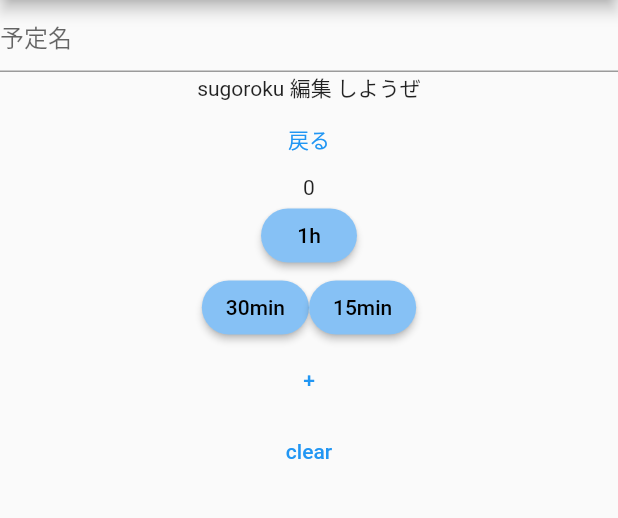
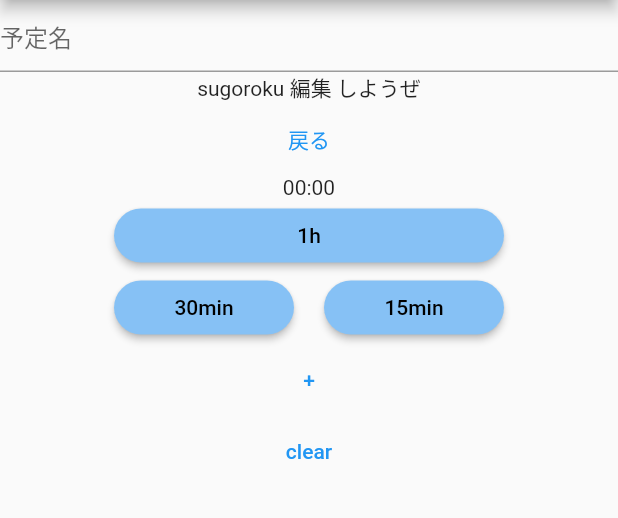
Before and after one commit to sakiso/daily_sugoroku_client, a Flutter app: the SugorokuEditPage screen opened by its route, on a phone screen of 412 x 824 dp, the part 84-602 px from its top. Run offline on Flutter 3.47's test engine with Material 2 defaults, Android fonts, the light colour scheme and no system bars; our stand-ins replace flutter_riverpod, flutter_secure_storage; accounts and stored records are empty.

Commit message:
hh:mm表示化+ボタン調整

```diff
--- a/lib/pages/sugoroku_edit/components/time_picker.dart
+++ b/lib/pages/sugoroku_edit/components/time_picker.dart
@@ -13,17 +13,18 @@ class TimePicker extends ConsumerWidget {
   Widget build(BuildContext context, WidgetRef ref) {
     int _requiredTime = ref.watch(_requiredTimeProvider);
 
-    return Column(
+    return SizedBox(
+      width: 260,
+      child: Column(
         children: [
-        // todo: hh:mm形式にする
-        Text("$_requiredTime"),
-        // todo: 1hボタンの横幅長くしたい
+          Text(_formattedRequiredTime(_requiredTime)),
           ElevatedButton(
             child: const Text('1h'),
             style: ElevatedButton.styleFrom(
               primary: Constants.lightBlue,
               onPrimary: Colors.black,
               shape: const StadiumBorder(),
+              fixedSize: const Size.fromWidth(double.maxFinite),
             ),
             onPressed: () {
               _addMinutes(ref, 60);
@@ -32,7 +33,8 @@ class TimePicker extends ConsumerWidget {
           Row(
             mainAxisAlignment: MainAxisAlignment.center,
             children: [
-            ElevatedButton(
+              Expanded(
+                child: ElevatedButton(
                   child: const Text('30min'),
                   style: ElevatedButton.styleFrom(
                     primary: Constants.lightBlue,
@@ -43,8 +45,12 @@ class TimePicker extends ConsumerWidget {
                     _addMinutes(ref, 30);
                   },
                 ),
-            // todo: 1hボタンの幅に連動するようにスペース上けたい
-            ElevatedButton(
+              ),
+              const SizedBox(
+                width: 20,
+              ),
+              Expanded(
+                child: ElevatedButton(
                   child: const Text('15min'),
                   style: ElevatedButton.styleFrom(
                     primary: Constants.lightBlue,
@@ -54,6 +60,7 @@ class TimePicker extends ConsumerWidget {
                   onPressed: () {
                     _addMinutes(ref, 15);
                   },
+                ),
               ),
             ],
           ),
@@ -69,6 +76,7 @@ class TimePicker extends ConsumerWidget {
               },
               child: const Text('clear'))
         ],
+      ),
     );
   }
 
@@ -80,4 +88,11 @@ class TimePicker extends ConsumerWidget {
   void _clearMinutes(WidgetRef ref) {
     ref.read(_requiredTimeProvider.notifier).state = 0;
   }
+
+  String _formattedRequiredTime(int minutes) {
+    // 例: input 135 -> output "02:15"
+    final hoursString = (minutes / 60).floor().toString().padLeft(2, "0");
+    final minutesString = (minutes % 60).toString().padLeft(2, "0");
+    return "$hoursString:$minutesString";
   }
+}
```
Lines whose indentation alone changed are shown as unchanged.
